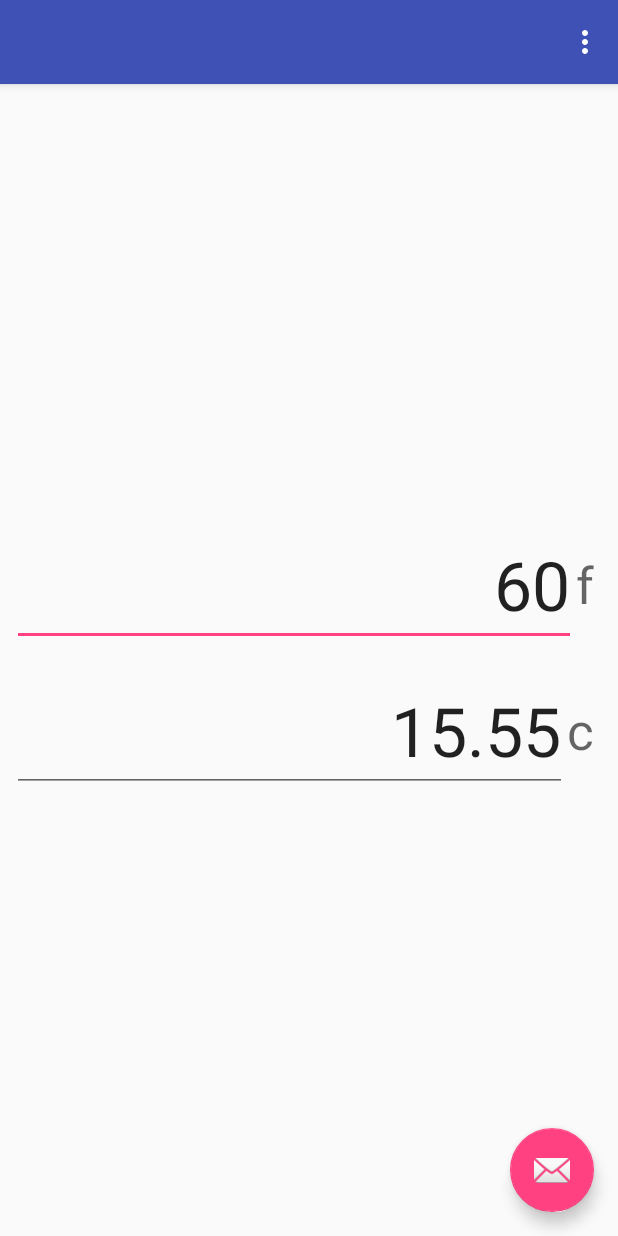
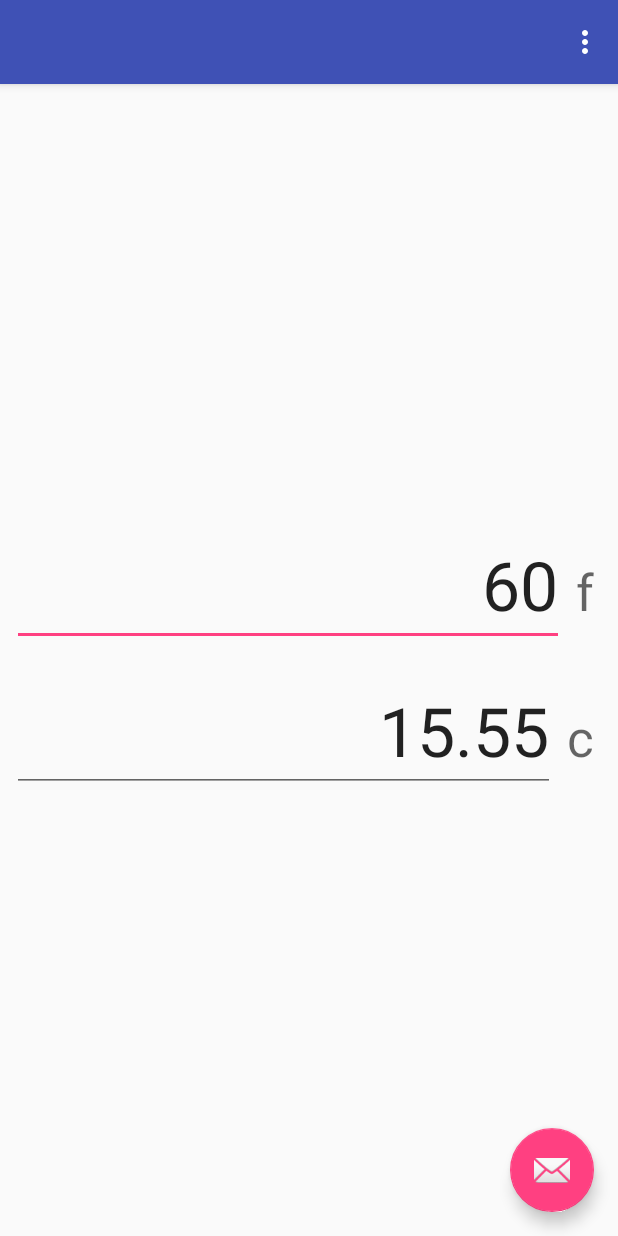
Before and after one commit to HenryFBP/itmd-455, an Android app: the screen it shows after launch (MainActivity), on a phone screen of 412 x 824 dp. Run offline under Robolectric (Android 15) with nearby library versions, the phone set to English and light mode, and no system bars.

Commit message:
make format simpler

```diff
--- a/TemperatureConverter/app/src/main/res/layout/content_main.xml
+++ b/TemperatureConverter/app/src/main/res/layout/content_main.xml
@@ -9,6 +9,7 @@
     tools:showIn="@layout/activity_main">
 
     <LinearLayout
+        android:id="@+id/linearLayoutTemperatureList"
         android:layout_width="0dp"
         android:layout_height="wrap_content"
         android:layout_marginBottom="8dp"
@@ -24,7 +25,7 @@
         app:layout_constraintTop_toTopOf="parent"
         app:layout_constraintVertical_bias="0.498">
 
-        <android.support.constraint.ConstraintLayout
+        <LinearLayout
             android:layout_width="match_parent"
             android:layout_height="match_parent">
 
@@ -33,35 +34,28 @@
                 android:layout_width="0dp"
                 android:layout_height="wrap_content"
                 android:layout_marginBottom="8dp"
+                android:layout_marginEnd="8dp"
+                android:layout_marginRight="8dp"
                 android:layout_marginTop="8dp"
+                android:layout_weight="1"
                 android:ems="10"
                 android:gravity="right"
                 android:inputType="number|numberDecimal"
                 android:text="60"
-                android:textAppearance="@style/TextAppearance.AppCompat.Display2"
-                app:layout_constraintBottom_toBottomOf="parent"
-                app:layout_constraintEnd_toStartOf="@+id/textView5"
-                app:layout_constraintStart_toStartOf="parent"
-                app:layout_constraintTop_toTopOf="parent"
-                app:layout_constraintVertical_bias="0.0" />
+                android:textAppearance="@style/TextAppearance.AppCompat.Display2" />
 
             <TextView
-                android:id="@+id/textView5"
-                android:layout_width="0dp"
+                android:layout_width="wrap_content"
                 android:layout_height="wrap_content"
                 android:layout_marginBottom="8dp"
                 android:layout_marginEnd="8dp"
                 android:layout_marginRight="8dp"
                 android:layout_marginTop="8dp"
                 android:text="f"
-                android:textAppearance="@style/TextAppearance.AppCompat.Display1"
-                app:layout_constraintBottom_toBottomOf="parent"
-                app:layout_constraintEnd_toEndOf="parent"
-                app:layout_constraintTop_toTopOf="parent"
-                app:layout_constraintVertical_bias="0.485" />
-        </android.support.constraint.ConstraintLayout>
+                android:textAppearance="@style/TextAppearance.AppCompat.Display1" />
+        </LinearLayout>
 
-        <android.support.constraint.ConstraintLayout
+        <LinearLayout
             android:layout_width="match_parent"
             android:layout_height="match_parent">
 
@@ -70,34 +64,26 @@
                 android:layout_width="0dp"
                 android:layout_height="wrap_content"
                 android:layout_marginBottom="8dp"
+                android:layout_marginRight="8dp"
                 android:layout_marginTop="8dp"
+                android:layout_weight="1"
                 android:ems="10"
                 android:gravity="right"
                 android:inputType="number|numberDecimal"
                 android:text="15.55"
-                android:textAppearance="@style/TextAppearance.AppCompat.Display2"
-                app:layout_constraintBottom_toBottomOf="parent"
-                app:layout_constraintEnd_toStartOf="@+id/textView6"
-                app:layout_constraintStart_toStartOf="parent"
-                app:layout_constraintTop_toTopOf="parent"
-                app:layout_constraintVertical_bias="1.0" />
+                android:textAppearance="@style/TextAppearance.AppCompat.Display2" />
 
             <TextView
-                android:id="@+id/textView6"
-                android:layout_width="0dp"
+                android:layout_width="wrap_content"
                 android:layout_height="wrap_content"
                 android:layout_marginBottom="8dp"
                 android:layout_marginEnd="8dp"
                 android:layout_marginRight="8dp"
                 android:layout_marginTop="8dp"
                 android:text="c"
-                android:textAppearance="@style/TextAppearance.AppCompat.Display1"
-                app:layout_constraintBottom_toBottomOf="parent"
-                app:layout_constraintEnd_toEndOf="parent"
-                app:layout_constraintTop_toTopOf="parent"
-                app:layout_constraintVertical_bias="0.485" />
+                android:textAppearance="@style/TextAppearance.AppCompat.Display1" />
 
-        </android.support.constraint.ConstraintLayout>
+        </LinearLayout>
 
     </LinearLayout>
 
```
